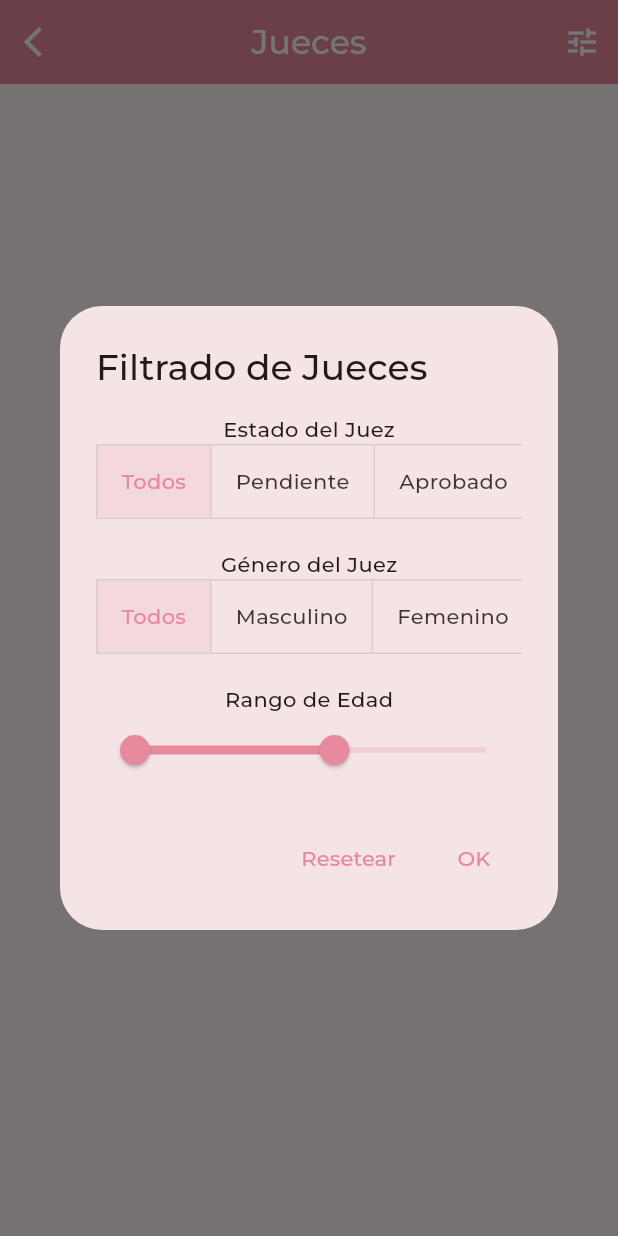
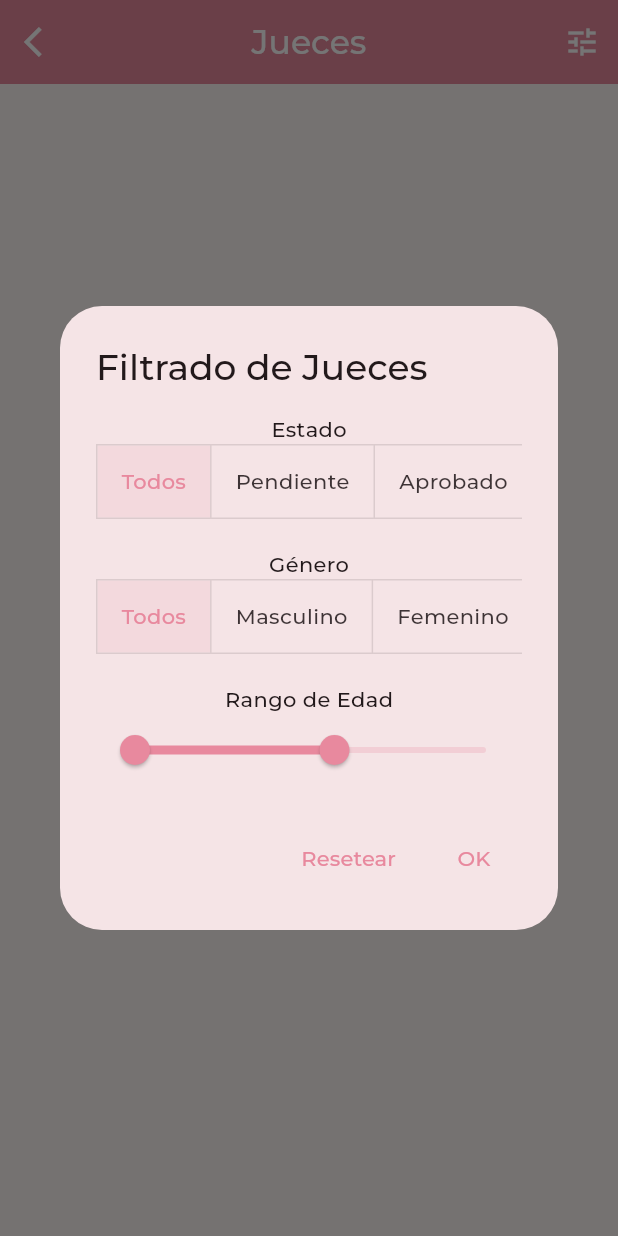
Before and after one commit to sabinelohnerv/proyecto-catas, a Flutter app: the JudgeListView screen opened directly, after a tap on the "tune" icon, on a phone screen of 412 x 824 dp. Run offline on Flutter 3.47's test engine with Material 3 defaults, Android fonts, the phone set to English and light mode, and no system bars; our stand-ins replace carousel_slider, cloud_firestore, firebase_auth, firebase_core, firebase_storage, image_picker and 3 more; accounts and stored records are empty; project files that could hold a hidden picture were left out.

Commit message:
Filter for JudgeListView

```diff
--- a/lib/views/judge_list_view.dart
+++ b/lib/views/judge_list_view.dart
@@ -40,7 +40,7 @@ class _JudgeListViewState extends State<JudgeListView> {
                 child: Column(
                   mainAxisSize: MainAxisSize.min,
                   children: [
-                    const Text("Estado del Juez"),
+                    const Text("Estado"),
                     SingleChildScrollView(
                       scrollDirection: Axis.horizontal,
                       child: ToggleButtons(
@@ -64,7 +64,7 @@ class _JudgeListViewState extends State<JudgeListView> {
                       ),
                     ),
                     const SizedBox(height: 20),
-                    const Text("Género del Juez"),
+                    const Text("Género"),
                     SingleChildScrollView(
                       scrollDirection: Axis.horizontal,
                       child: ToggleButtons(
```
